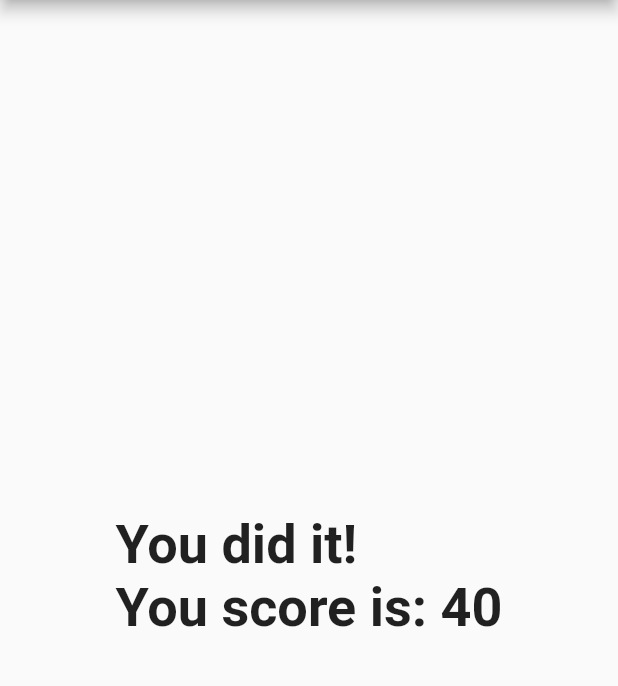
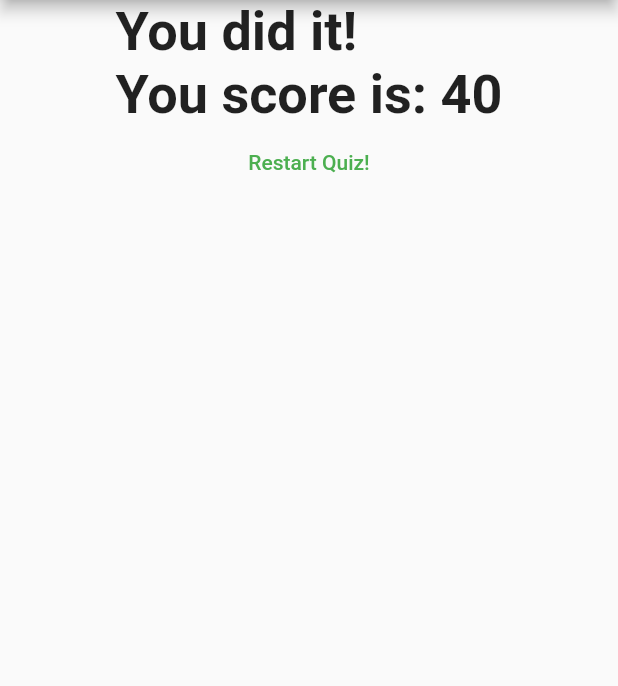
Before and after one commit to A1doranM/Dart_Flutter_QUIZ_App, a Flutter app: the screen it shows after launch, after a tap on "Black", after a tap on "C++", after a tap on "NASCAR", on a phone screen of 412 x 824 dp, the part 84-770 px from its top. Run offline on Flutter 3.47's test engine with Material 2 defaults, Android fonts, the phone set to English and light mode, and no system bars.

Commit message:
Added quiz resetting

```diff
--- a/lib/main.dart
+++ b/lib/main.dart
@@ -45,10 +45,17 @@ class _MyAppState extends State<MyApp> {
     }
   ];
 
+  void resetQuiz() {
+    setState(() {
+      _totalscore = 0;
+      _questionIndex = 0;
+    });
+  }
+
   void _answerQuestion(int score) {
     setState(() {
       _totalscore += score;
-      _questionIndex = _questionIndex + 1;
+      _questionIndex += 1;
     });
   }
 
@@ -68,6 +75,7 @@ class _MyAppState extends State<MyApp> {
             : Result(
                 resultText: 'You did it!',
                 score: _totalscore,
+                resetQuiz: resetQuiz,
               ),
       ),
     );
--- a/lib/result.dart
+++ b/lib/result.dart
@@ -3,8 +3,9 @@ import 'package:flutter/material.dart';
 class Result extends StatelessWidget {
   final String resultText;
   final int score;
+  final Function resetQuiz;
 
-  Result({this.resultText, this.score});
+  Result({this.resultText, this.score, this.resetQuiz});
 
   String get resultPhrase {
     return resultText + "\n" + "You score is: $score";
@@ -13,8 +14,17 @@ class Result extends StatelessWidget {
   @override
   Widget build(BuildContext context) {
     return Center(
-      child: Text(resultPhrase,
-          style: TextStyle(fontSize: 36, fontWeight: FontWeight.bold)),
+      child: Column(
+        children: <Widget>[
+          Text(resultPhrase,
+              style: TextStyle(fontSize: 36, fontWeight: FontWeight.bold)),
+          FlatButton(
+            child: Text('Restart Quiz!'),
+            textColor: Colors.green,
+            onPressed: resetQuiz,
+          ),
+        ],
+      ),
     );
   }
 }
```
